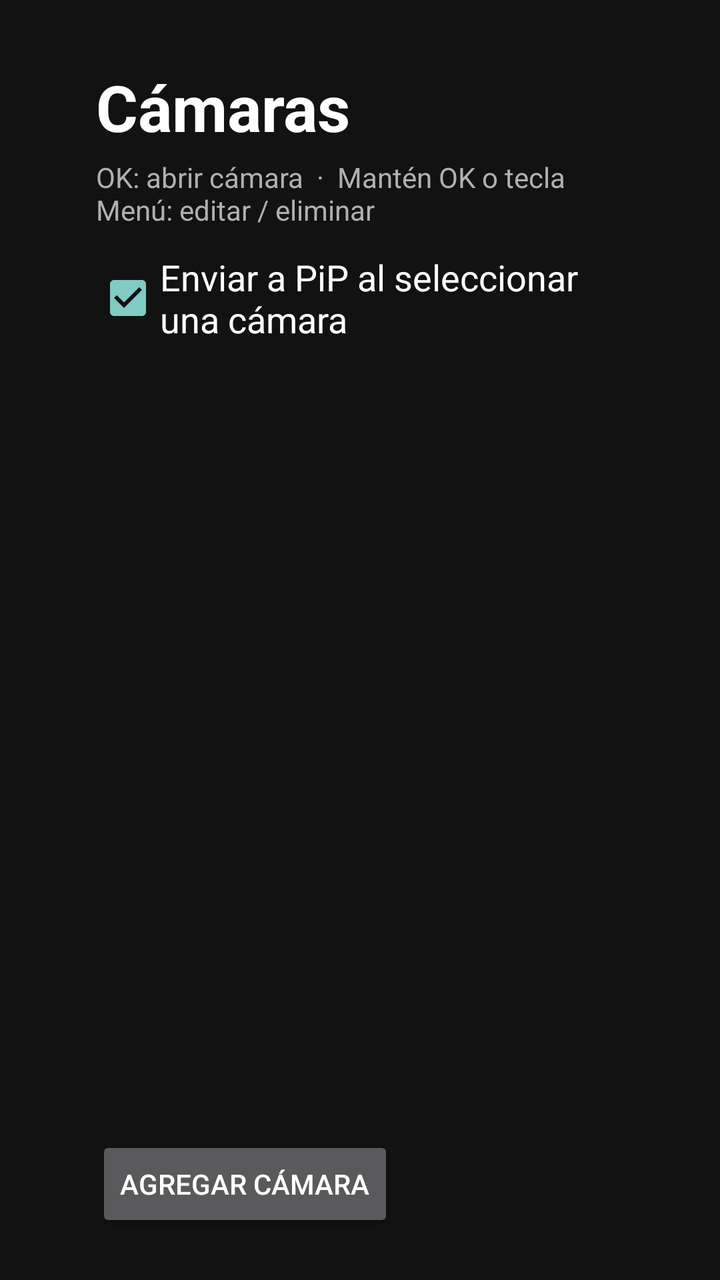
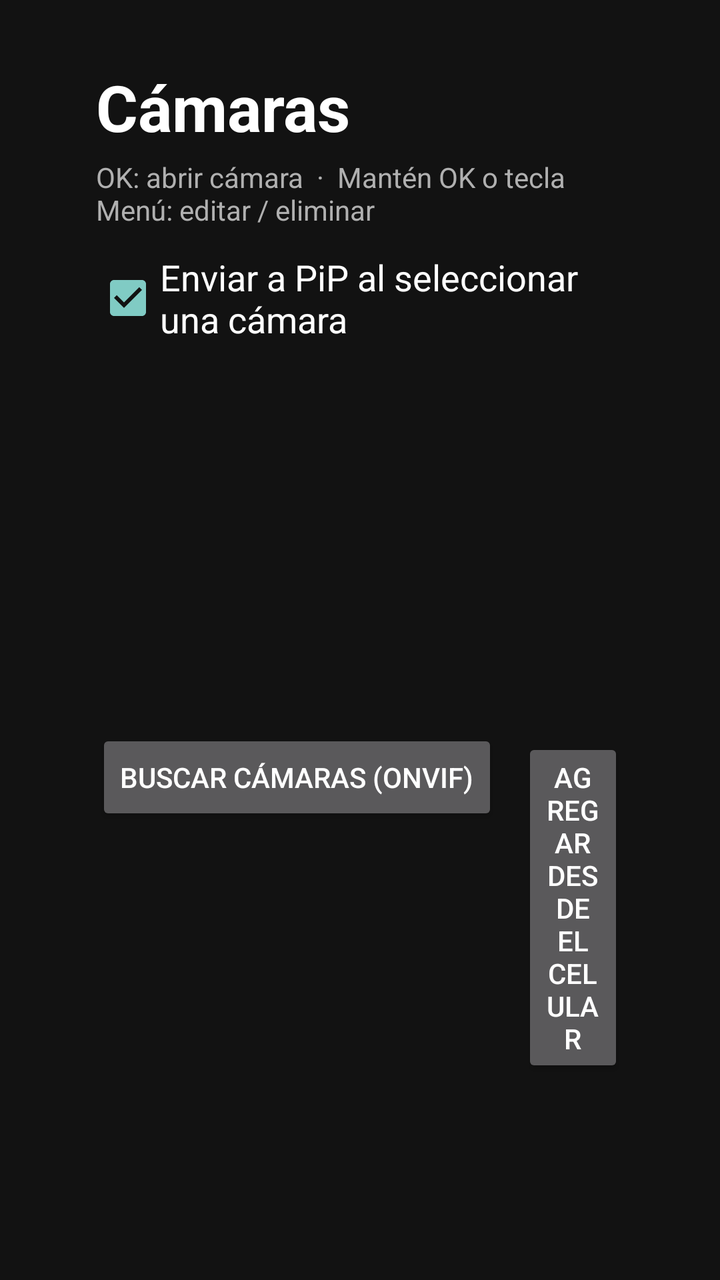

Screens rendered from an Android XML layout before and after an edit, with the pre-edit source and the edit as a unified diff.
<!-- AndroidManifest.xml: application theme Theme.TvCamPip -->
<!-- res/layout/activity_main.xml -->
<?xml version="1.0" encoding="utf-8"?>
<LinearLayout xmlns:android="http://schemas.android.com/apk/res/android"
    android:layout_width="match_parent"
    android:layout_height="match_parent"
    android:background="@color/bg"
    android:orientation="vertical"
    android:paddingStart="48dp"
    android:paddingTop="32dp"
    android:paddingEnd="48dp"
    android:paddingBottom="24dp">

    <TextView
        android:layout_width="wrap_content"
        android:layout_height="wrap_content"
        android:text="Cámaras"
        android:textColor="@color/text_primary"
        android:textSize="32sp"
        android:textStyle="bold" />

    <TextView
        android:layout_width="wrap_content"
        android:layout_height="wrap_content"
        android:layout_marginTop="4dp"
        android:text="OK: abrir cámara  ·  Mantén OK o tecla Menú: editar / eliminar"
        android:textColor="@color/text_secondary"
        android:textSize="14sp" />

    <CheckBox
        android:id="@+id/autoPip"
        android:layout_width="wrap_content"
        android:layout_height="wrap_content"
        android:layout_marginTop="12dp"
        android:checked="true"
        android:text="Enviar a PiP al seleccionar una cámara"
        android:textColor="@color/text_primary"
        android:textSize="18sp" />

    <ListView
        android:id="@+id/list"
        android:layout_width="match_parent"
        android:layout_height="0dp"
        android:layout_marginTop="8dp"
        android:layout_weight="1"
        android:divider="@android:color/transparent"
        android:dividerHeight="4dp"
        android:listSelector="@color/focus" />

    <TextView
        android:id="@+id/empty"
        android:layout_width="match_parent"
        android:layout_height="0dp"
        android:layout_weight="1"
        android:gravity="center"
        android:text="Aún no hay cámaras.\nUsa «Agregar cámara» e ingresa la URL RTSP."
        android:textColor="@color/text_secondary"
        android:textSize="18sp"
        android:visibility="gone" />

    <Button
        android:id="@+id/btnAdd"
        android:layout_width="wrap_content"
        android:layout_height="wrap_content"
        android:layout_marginTop="8dp"
        android:text="Agregar cámara" />
</LinearLayout>
<!-- resources referenced by this layout -->
<resources>
  <color name="bg">#121212</color>
  <color name="focus">#443F8CFF</color>
  <color name="text_primary">#FFFFFF</color>
  <color name="text_secondary">#B0B0B0</color>
  <style name="Theme.TvCamPip" parent="Theme.AppCompat.NoActionBar">
          <item name="android:windowBackground">@color/bg</item>
          <item name="android:textColorPrimary">@color/text_primary</item>
          <item name="android:textColorSecondary">@color/text_secondary</item>
      </style>
</resources>

<!-- the commit's change to res/layout/activity_main.xml (unified diff, before → after) -->
@@ -56,10 +56,30 @@
         android:textSize="18sp"
         android:visibility="gone" />
 
-    <Button
-        android:id="@+id/btnAdd"
-        android:layout_width="wrap_content"
+    <LinearLayout
+        android:layout_width="match_parent"
         android:layout_height="wrap_content"
         android:layout_marginTop="8dp"
-        android:text="Agregar cámara" />
+        android:orientation="horizontal">
+
+        <Button
+            android:id="@+id/btnDiscover"
+            android:layout_width="wrap_content"
+            android:layout_height="wrap_content"
+            android:text="Buscar cámaras (ONVIF)" />
+
+        <Button
+            android:id="@+id/btnPhone"
+            android:layout_width="wrap_content"
+            android:layout_height="wrap_content"
+            android:layout_marginStart="12dp"
+            android:text="Agregar desde el celular" />
+
+        <Button
+            android:id="@+id/btnAdd"
+            android:layout_width="wrap_content"
+            android:layout_height="wrap_content"
+            android:layout_marginStart="12dp"
+            android:text="Agregar manual" />
+    </LinearLayout>
 </LinearLayout>
